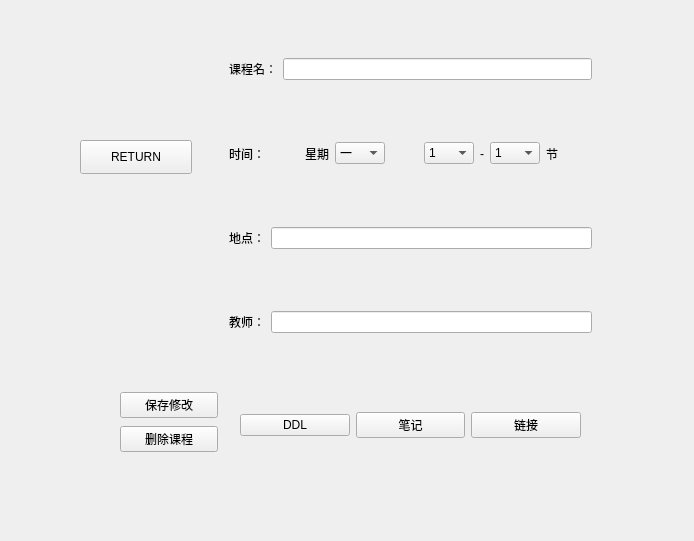
jinkq/CourseTable, file cola/course.ui: the form before one commit.
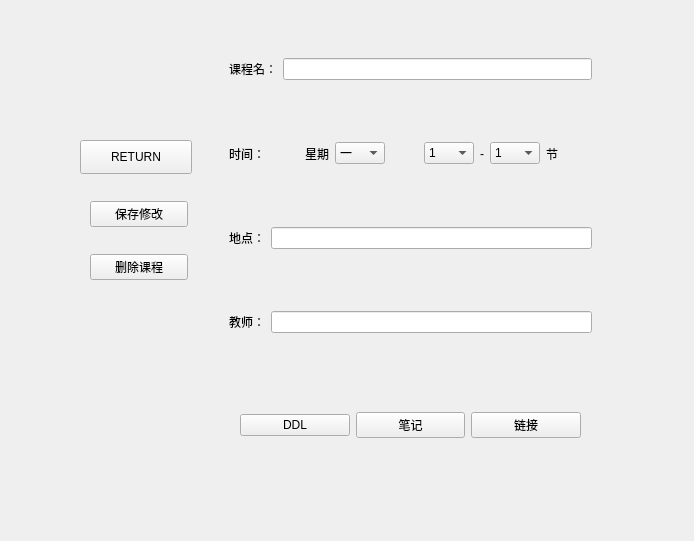
The form after the commit.

```diff
--- a/cola/course.ui
+++ b/cola/course.ui
@@ -13,7 +13,7 @@
   <property name="windowTitle">
    <string>Form</string>
   </property>
-  <widget class="QWidget" name="layoutWidget">
+  <widget class="QWidget" name="widget" native="true">
    <property name="geometry">
     <rect>
      <x>240</x>
@@ -388,10 +388,10 @@
   <widget class="QWidget" name="widget_6" native="true">
    <property name="geometry">
     <rect>
-     <x>120</x>
-     <y>390</y>
+     <x>90</x>
+     <y>180</y>
      <width>98</width>
-     <height>64</height>
+     <height>121</height>
     </rect>
    </property>
    <layout class="QVBoxLayout" name="verticalLayout_2">
```
